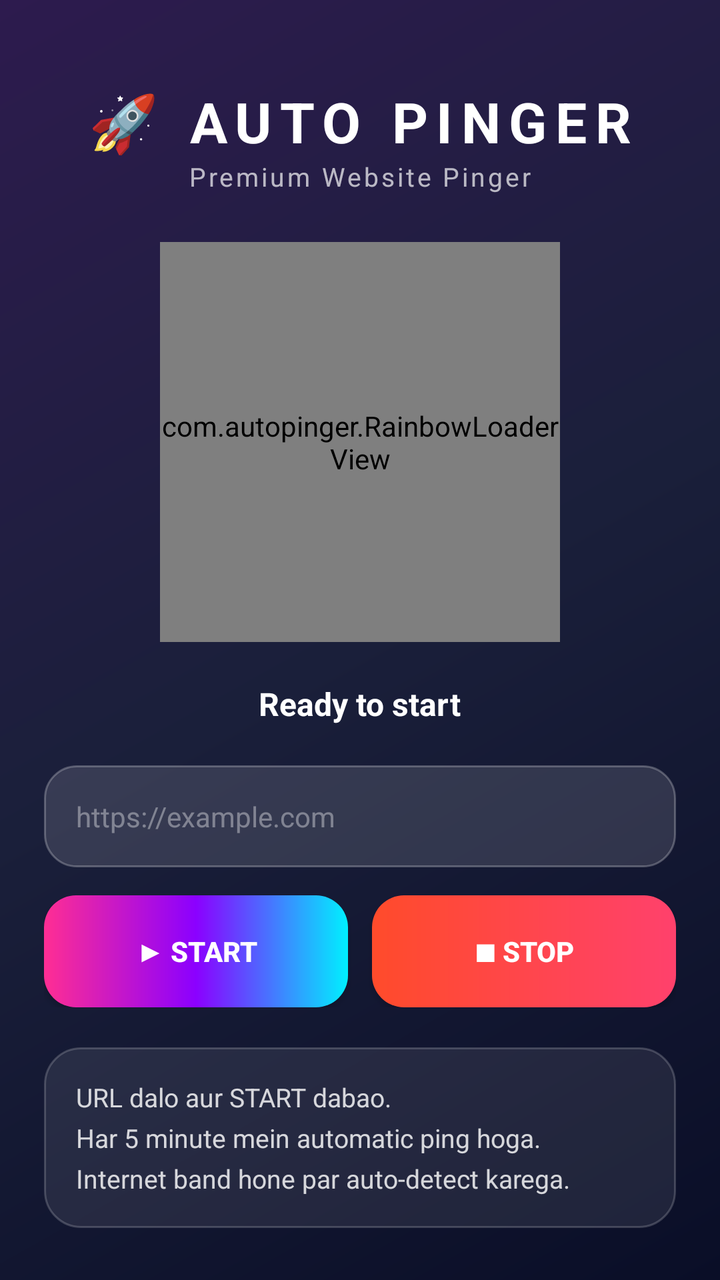
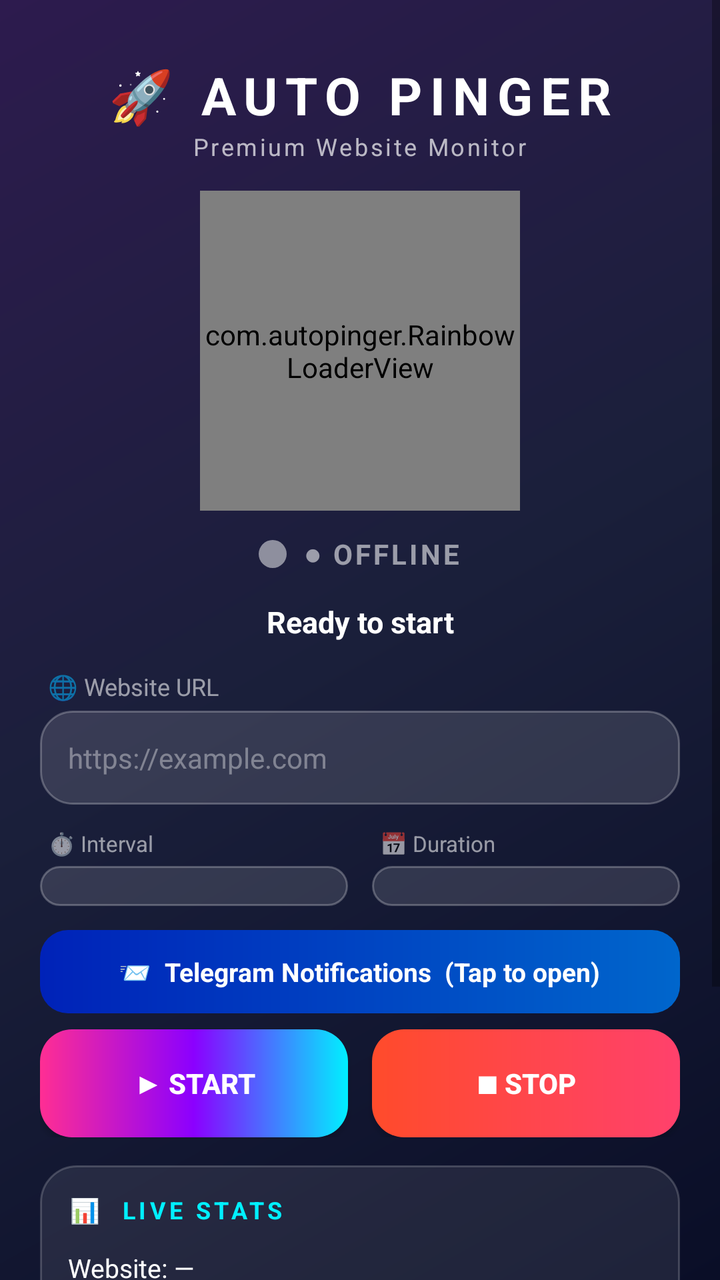

Before-and-after screenshots of an Android layout around one commit, followed by the original layout XML and the change that was made.
<!-- AndroidManifest.xml: application theme Theme.AutoPinger -->
<!-- res/layout/activity_main.xml -->
<?xml version="1.0" encoding="utf-8"?>
<ScrollView xmlns:android="http://schemas.android.com/apk/res/android"
    android:layout_width="match_parent"
    android:layout_height="match_parent"
    android:background="@drawable/bg_gradient"
    android:fillViewport="true">

    <LinearLayout
        android:layout_width="match_parent"
        android:layout_height="wrap_content"
        android:orientation="vertical"
        android:padding="22dp"
        android:gravity="center_horizontal">

        <TextView
            android:text="🚀 AUTO PINGER"
            android:textSize="28sp"
            android:textStyle="bold"
            android:textColor="#FFFFFF"
            android:letterSpacing="0.15"
            android:layout_marginTop="20dp"
            android:layout_width="wrap_content"
            android:layout_height="wrap_content"/>

        <TextView
            android:text="Premium Website Pinger"
            android:textSize="13sp"
            android:textColor="#B0FFFFFF"
            android:letterSpacing="0.1"
            android:layout_marginBottom="24dp"
            android:layout_width="wrap_content"
            android:layout_height="wrap_content"/>

        <com.autopinger.RainbowLoaderView
            android:id="@+id/loader"
            android:layout_width="200dp"
            android:layout_height="200dp"
            android:layout_marginBottom="20dp"/>

        <TextView
            android:id="@+id/tvStatus"
            android:text="Ready to start"
            android:textSize="16sp"
            android:textStyle="bold"
            android:textColor="#FFFFFF"
            android:gravity="center"
            android:layout_marginBottom="20dp"
            android:layout_width="wrap_content"
            android:layout_height="wrap_content"/>

        <EditText
            android:id="@+id/etUrl"
            android:hint="https://example.com"
            android:textColorHint="#60FFFFFF"
            android:textColor="#FFFFFF"
            android:textSize="14sp"
            android:padding="16dp"
            android:background="@drawable/input_bg"
            android:inputType="textUri"
            android:layout_width="match_parent"
            android:layout_height="wrap_content"
            android:layout_marginBottom="14dp"/>

        <LinearLayout
            android:orientation="horizontal"
            android:layout_width="match_parent"
            android:layout_height="wrap_content"
            android:layout_marginBottom="20dp">

            <Button
                android:id="@+id/btnStart"
                android:text="▶ START"
                android:textColor="#FFFFFF"
                android:textStyle="bold"
                android:background="@drawable/btn_gradient"
                android:layout_weight="1"
                android:layout_width="0dp"
                android:layout_height="56dp"
                android:layout_marginEnd="6dp"/>

            <Button
                android:id="@+id/btnStop"
                android:text="■ STOP"
                android:textColor="#FFFFFF"
                android:textStyle="bold"
                android:background="@drawable/btn_stop"
                android:layout_weight="1"
                android:layout_width="0dp"
                android:layout_height="56dp"
                android:layout_marginStart="6dp"/>
        </LinearLayout>

        <TextView
            android:id="@+id/tvInfo"
            android:text="URL dalo aur START dabao.\nHar 5 minute mein automatic ping hoga.\nInternet band hone par auto-detect karega."
            android:textColor="#D0FFFFFF"
            android:textSize="13sp"
            android:lineSpacingExtra="5dp"
            android:padding="16dp"
            android:background="@drawable/card_bg"
            android:layout_width="match_parent"
            android:layout_height="wrap_content"/>
    </LinearLayout>
</ScrollView>
<!-- resources referenced by this layout -->
<resources>
  <!-- drawable bg_gradient (drawable) -->
  <?xml version="1.0" encoding="utf-8"?>
  <shape xmlns:android="http://schemas.android.com/apk/res/android">
      <gradient
          android:type="linear"
          android:angle="135"
          android:startColor="#0A0E27"
          android:centerColor="#1A1F3A"
          android:endColor="#2D1B4E"/>
  </shape>
  <!-- drawable btn_gradient (drawable) -->
  <?xml version="1.0" encoding="utf-8"?>
  <shape xmlns:android="http://schemas.android.com/apk/res/android">
      <gradient
          android:type="linear"
          android:angle="0"
          android:startColor="#FF2E93"
          android:centerColor="#8B00FF"
          android:endColor="#00F0FF"/>
      <corners android:radius="16dp"/>
  </shape>
  <!-- drawable btn_stop (drawable) -->
  <?xml version="1.0" encoding="utf-8"?>
  <shape xmlns:android="http://schemas.android.com/apk/res/android">
      <gradient
          android:type="linear"
          android:angle="0"
          android:startColor="#FF4B2B"
          android:endColor="#FF416C"/>
      <corners android:radius="16dp"/>
  </shape>
  <!-- drawable card_bg (drawable) -->
  <?xml version="1.0" encoding="utf-8"?>
  <shape xmlns:android="http://schemas.android.com/apk/res/android">
      <solid android:color="#15FFFFFF"/>
      <corners android:radius="18dp"/>
      <stroke android:width="1dp" android:color="#30FFFFFF"/>
  </shape>
  <!-- drawable input_bg (drawable) -->
  <?xml version="1.0" encoding="utf-8"?>
  <shape xmlns:android="http://schemas.android.com/apk/res/android">
      <solid android:color="#20FFFFFF"/>
      <corners android:radius="16dp"/>
      <stroke android:width="1dp" android:color="#40FFFFFF"/>
  </shape>
  <style name="Theme.AutoPinger" parent="Theme.MaterialComponents.DayNight.NoActionBar">
          <item name="android:statusBarColor">#0A0E27</item>
          <item name="android:navigationBarColor">#0A0E27</item>
          <item name="android:windowLightStatusBar">false</item>
      </style>
</resources>

<!-- the commit's change to res/layout/activity_main.xml (unified diff, before → after) -->
@@ -9,96 +9,132 @@
         android:layout_width="match_parent"
         android:layout_height="wrap_content"
         android:orientation="vertical"
-        android:padding="22dp"
-        android:gravity="center_horizontal">
+        android:padding="20dp">
 
-        <TextView
-            android:text="🚀 AUTO PINGER"
-            android:textSize="28sp"
-            android:textStyle="bold"
-            android:textColor="#FFFFFF"
-            android:letterSpacing="0.15"
-            android:layout_marginTop="20dp"
-            android:layout_width="wrap_content"
-            android:layout_height="wrap_content"/>
+        <TextView android:text="🚀 AUTO PINGER"
+            android:textSize="26sp" android:textStyle="bold" android:textColor="#FFFFFF"
+            android:letterSpacing="0.15" android:layout_marginTop="10dp"
+            android:layout_gravity="center" android:layout_width="wrap_content" android:layout_height="wrap_content"/>
 
-        <TextView
-            android:text="Premium Website Pinger"
-            android:textSize="13sp"
-            android:textColor="#B0FFFFFF"
-            android:letterSpacing="0.1"
-            android:layout_marginBottom="24dp"
-            android:layout_width="wrap_content"
-            android:layout_height="wrap_content"/>
+        <TextView android:text="Premium Website Monitor"
+            android:textSize="12sp" android:textColor="#B0FFFFFF" android:letterSpacing="0.1"
+            android:layout_gravity="center" android:layout_marginBottom="14dp"
+            android:layout_width="wrap_content" android:layout_height="wrap_content"/>
 
-        <com.autopinger.RainbowLoaderView
-            android:id="@+id/loader"
-            android:layout_width="200dp"
-            android:layout_height="200dp"
-            android:layout_marginBottom="20dp"/>
+        <com.autopinger.RainbowLoaderView android:id="@+id/loader"
+            android:layout_width="160dp" android:layout_height="160dp"
+            android:layout_gravity="center" android:layout_marginBottom="12dp"/>
 
-        <TextView
-            android:id="@+id/tvStatus"
-            android:text="Ready to start"
-            android:textSize="16sp"
-            android:textStyle="bold"
-            android:textColor="#FFFFFF"
-            android:gravity="center"
-            android:layout_marginBottom="20dp"
-            android:layout_width="wrap_content"
-            android:layout_height="wrap_content"/>
+        
+        <LinearLayout android:orientation="horizontal" android:gravity="center"
+            android:layout_width="match_parent" android:layout_height="wrap_content"
+            android:layout_marginBottom="14dp">
+            <View android:id="@+id/liveDot" android:layout_width="14dp" android:layout_height="14dp"
+                android:background="@drawable/dot_gray" android:layout_marginEnd="8dp"/>
+            <TextView android:id="@+id/tvLiveStatus" android:text="● OFFLINE"
+                android:textColor="#90FFFFFF" android:textSize="14sp" android:textStyle="bold"
+                android:letterSpacing="0.1" android:layout_width="wrap_content" android:layout_height="wrap_content"/>
+        </LinearLayout>
 
-        <EditText
-            android:id="@+id/etUrl"
-            android:hint="https://example.com"
-            android:textColorHint="#60FFFFFF"
-            android:textColor="#FFFFFF"
-            android:textSize="14sp"
-            android:padding="16dp"
-            android:background="@drawable/input_bg"
-            android:inputType="textUri"
-            android:layout_width="match_parent"
-            android:layout_height="wrap_content"
-            android:layout_marginBottom="14dp"/>
+        <TextView android:id="@+id/tvStatus" android:text="Ready to start"
+            android:textSize="15sp" android:textStyle="bold" android:textColor="#FFFFFF"
+            android:gravity="center" android:layout_marginBottom="14dp"
+            android:layout_width="match_parent" android:layout_height="wrap_content"/>
 
-        <LinearLayout
-            android:orientation="horizontal"
-            android:layout_width="match_parent"
-            android:layout_height="wrap_content"
-            android:layout_marginBottom="20dp">
+        
+        <TextView android:text="🌐 Website URL" android:textColor="#90FFFFFF"
+            android:textSize="12sp" android:layout_marginStart="4dp" android:layout_marginBottom="4dp"
+            android:layout_width="wrap_content" android:layout_height="wrap_content"/>
+        <EditText android:id="@+id/etUrl" android:hint="https://example.com"
+            android:textColorHint="#60FFFFFF" android:textColor="#FFFFFF" android:textSize="14sp"
+            android:padding="14dp" android:background="@drawable/input_bg"
+            android:inputType="textUri" android:layout_width="match_parent" android:layout_height="wrap_content"
+            android:layout_marginBottom="12dp"/>
 
-            <Button
-                android:id="@+id/btnStart"
-                android:text="▶ START"
-                android:textColor="#FFFFFF"
-                android:textStyle="bold"
-                android:background="@drawable/btn_gradient"
-                android:layout_weight="1"
-                android:layout_width="0dp"
-                android:layout_height="56dp"
+        
+        <LinearLayout android:orientation="horizontal" android:layout_width="match_parent"
+            android:layout_height="wrap_content" android:layout_marginBottom="12dp">
+            <LinearLayout android:orientation="vertical" android:layout_weight="1"
+                android:layout_width="0dp" android:layout_height="wrap_content" android:layout_marginEnd="6dp">
+                <TextView android:text="⏱️ Interval" android:textColor="#90FFFFFF"
+                    android:textSize="11sp" android:layout_marginStart="4dp" android:layout_marginBottom="4dp"
+                    android:layout_width="wrap_content" android:layout_height="wrap_content"/>
+                <Spinner android:id="@+id/spInterval" android:background="@drawable/spinner_bg"
+                    android:padding="10dp" android:layout_width="match_parent" android:layout_height="wrap_content"/>
+            </LinearLayout>
+            <LinearLayout android:orientation="vertical" android:layout_weight="1"
+                android:layout_width="0dp" android:layout_height="wrap_content" android:layout_marginStart="6dp">
+                <TextView android:text="📅 Duration" android:textColor="#90FFFFFF"
+                    android:textSize="11sp" android:layout_marginStart="4dp" android:layout_marginBottom="4dp"
+                    android:layout_width="wrap_content" android:layout_height="wrap_content"/>
+                <Spinner android:id="@+id/spDuration" android:background="@drawable/spinner_bg"
+                    android:padding="10dp" android:layout_width="match_parent" android:layout_height="wrap_content"/>
+            </LinearLayout>
+        </LinearLayout>
+
+        
+        <LinearLayout android:id="@+id/tgToggle" android:orientation="horizontal" android:gravity="center"
+            android:background="@drawable/tg_toggle_bg" android:padding="12dp"
+            android:layout_width="match_parent" android:layout_height="wrap_content" android:layout_marginBottom="8dp">
+            <TextView android:text="📨  Telegram Notifications  (Tap to open)"
+                android:textColor="#FFFFFF" android:textSize="13sp" android:textStyle="bold"
+                android:layout_width="wrap_content" android:layout_height="wrap_content"/>
+        </LinearLayout>
+
+        <LinearLayout android:id="@+id/tgSection" android:orientation="vertical"
+            android:visibility="gone" android:background="@drawable/card_bg" android:padding="12dp"
+            android:layout_width="match_parent" android:layout_height="wrap_content" android:layout_marginBottom="12dp">
+            <EditText android:id="@+id/etTgToken" android:hint="Bot Token (123456:ABC...)"
+                android:textColorHint="#60FFFFFF" android:textColor="#FFFFFF" android:textSize="12sp"
+                android:padding="10dp" android:background="@drawable/input_bg" android:inputType="text"
+                android:layout_width="match_parent" android:layout_height="wrap_content" android:layout_marginBottom="8dp"/>
+            <EditText android:id="@+id/etTgChat" android:hint="Chat ID (जैसे 123456789)"
+                android:textColorHint="#60FFFFFF" android:textColor="#FFFFFF" android:textSize="12sp"
+                android:padding="10dp" android:background="@drawable/input_bg" android:inputType="numberSigned"
+                android:layout_width="match_parent" android:layout_height="wrap_content" android:layout_marginBottom="6dp"/>
+            <TextView android:text="💡 Bot banao @BotFather se, Chat ID lo @userinfobot se"
+                android:textColor="#80FFFFFF" android:textSize="10sp"
+                android:layout_width="wrap_content" android:layout_height="wrap_content"/>
+        </LinearLayout>
+
+        
+        <LinearLayout android:orientation="horizontal" android:layout_width="match_parent"
+            android:layout_height="wrap_content" android:layout_marginBottom="14dp">
+            <Button android:id="@+id/btnStart" android:text="▶ START" android:textColor="#FFFFFF"
+                android:textStyle="bold" android:background="@drawable/btn_gradient"
+                android:layout_weight="1" android:layout_width="0dp" android:layout_height="54dp"
                 android:layout_marginEnd="6dp"/>
-
-            <Button
-                android:id="@+id/btnStop"
-                android:text="■ STOP"
-                android:textColor="#FFFFFF"
-                android:textStyle="bold"
-                android:background="@drawable/btn_stop"
-                android:layout_weight="1"
-                android:layout_width="0dp"
-                android:layout_height="56dp"
+            <Button android:id="@+id/btnStop" android:text="■ STOP" android:textColor="#FFFFFF"
+                android:textStyle="bold" android:background="@drawable/btn_stop"
+                android:layout_weight="1" android:layout_width="0dp" android:layout_height="54dp"
                 android:layout_marginStart="6dp"/>
         </LinearLayout>
 
-        <TextView
-            android:id="@+id/tvInfo"
-            android:text="URL dalo aur START dabao.\nHar 5 minute mein automatic ping hoga.\nInternet band hone par auto-detect karega."
-            android:textColor="#D0FFFFFF"
-            android:textSize="13sp"
-            android:lineSpacingExtra="5dp"
-            android:padding="16dp"
-            android:background="@drawable/card_bg"
-            android:layout_width="match_parent"
-            android:layout_height="wrap_content"/>
+        
+        <LinearLayout android:orientation="vertical" android:background="@drawable/card_bg"
+            android:padding="14dp" android:layout_width="match_parent" android:layout_height="wrap_content"
+            android:layout_marginBottom="12dp">
+            <TextView android:text="📊  LIVE STATS" android:textColor="#FF00F0FF"
+                android:textSize="12sp" android:textStyle="bold" android:letterSpacing="0.15"
+                android:layout_marginBottom="8dp" android:layout_width="wrap_content" android:layout_height="wrap_content"/>
+            <TextView android:id="@+id/tvWebsiteName" android:text="Website: —"
+                android:textColor="#FFFFFF" android:textSize="13sp" android:paddingTop="4dp"
+                android:layout_width="match_parent" android:layout_height="wrap_content"/>
+            <TextView android:id="@+id/tvUptime" android:text="Uptime: 0%  |  Pings: 0  |  Success: 0"
+                android:textColor="#D0FFFFFF" android:textSize="12sp" android:paddingTop="4dp"
+                android:layout_width="match_parent" android:layout_height="wrap_content"/>
+            <TextView android:id="@+id/tvExpiry" android:text="Expires in: —"
+                android:textColor="#FFB0C4FF" android:textSize="12sp" android:paddingTop="4dp"
+                android:layout_width="match_parent" android:layout_height="wrap_content"/>
+            <TextView android:id="@+id/tvNextPing" android:text="Next ping: —"
+                android:textColor="#FF00E676" android:textSize="12sp" android:paddingTop="4dp"
+                android:layout_width="match_parent" android:layout_height="wrap_content"/>
+        </LinearLayout>
+
+        <TextView android:id="@+id/tvInfo"
+            android:text="URL dalo, Duration choose karo, START dabao.\nHar ping pe Telegram pe notification jayegi (agar set kiya ho)."
+            android:textColor="#D0FFFFFF" android:textSize="12sp" android:lineSpacingExtra="4dp"
+            android:padding="14dp" android:background="@drawable/card_bg"
+            android:layout_width="match_parent" android:layout_height="wrap_content"/>
     </LinearLayout>
 </ScrollView>
<!-- resource entries referenced after the edit -->
@@ -38,12 +38,31 @@
       <corners android:radius="18dp"/>
       <stroke android:width="1dp" android:color="#30FFFFFF"/>
   </shape>
+  <!-- drawable dot_gray (drawable) -->
+  <?xml version="1.0" encoding="utf-8"?>
+  <shape xmlns:android="http://schemas.android.com/apk/res/android" android:shape="oval">
+      <solid android:color="#80FFFFFF"/>
+  </shape>
   <!-- drawable input_bg (drawable) -->
   <?xml version="1.0" encoding="utf-8"?>
   <shape xmlns:android="http://schemas.android.com/apk/res/android">
       <solid android:color="#20FFFFFF"/>
       <corners android:radius="16dp"/>
       <stroke android:width="1dp" android:color="#40FFFFFF"/>
+  </shape>
+  <!-- drawable spinner_bg (drawable) -->
+  <?xml version="1.0" encoding="utf-8"?>
+  <shape xmlns:android="http://schemas.android.com/apk/res/android">
+      <solid android:color="#20FFFFFF"/>
+      <corners android:radius="14dp"/>
+      <stroke android:width="1dp" android:color="#40FFFFFF"/>
+  </shape>
+  <!-- drawable tg_toggle_bg (drawable) -->
+  <?xml version="1.0" encoding="utf-8"?>
+  <shape xmlns:android="http://schemas.android.com/apk/res/android">
+      <gradient android:type="linear" android:angle="0"
+          android:startColor="#0022B8" android:endColor="#0066CC"/>
+      <corners android:radius="14dp"/>
   </shape>
   <style name="Theme.AutoPinger" parent="Theme.MaterialComponents.DayNight.NoActionBar">
           <item name="android:statusBarColor">#0A0E27</item>
